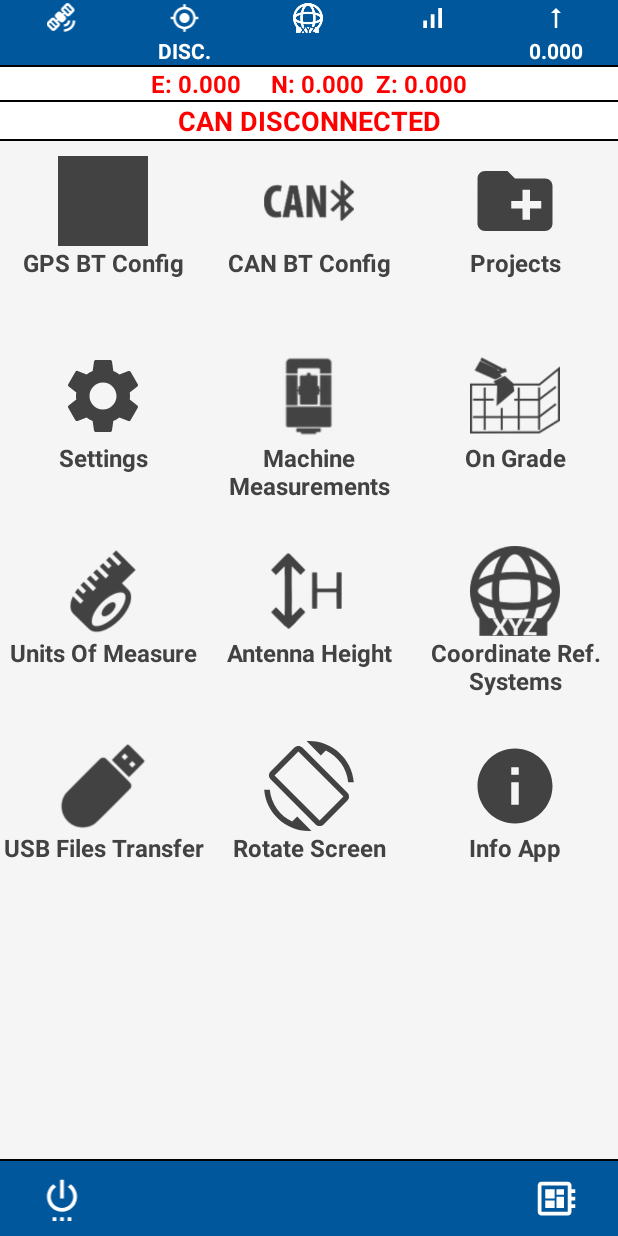
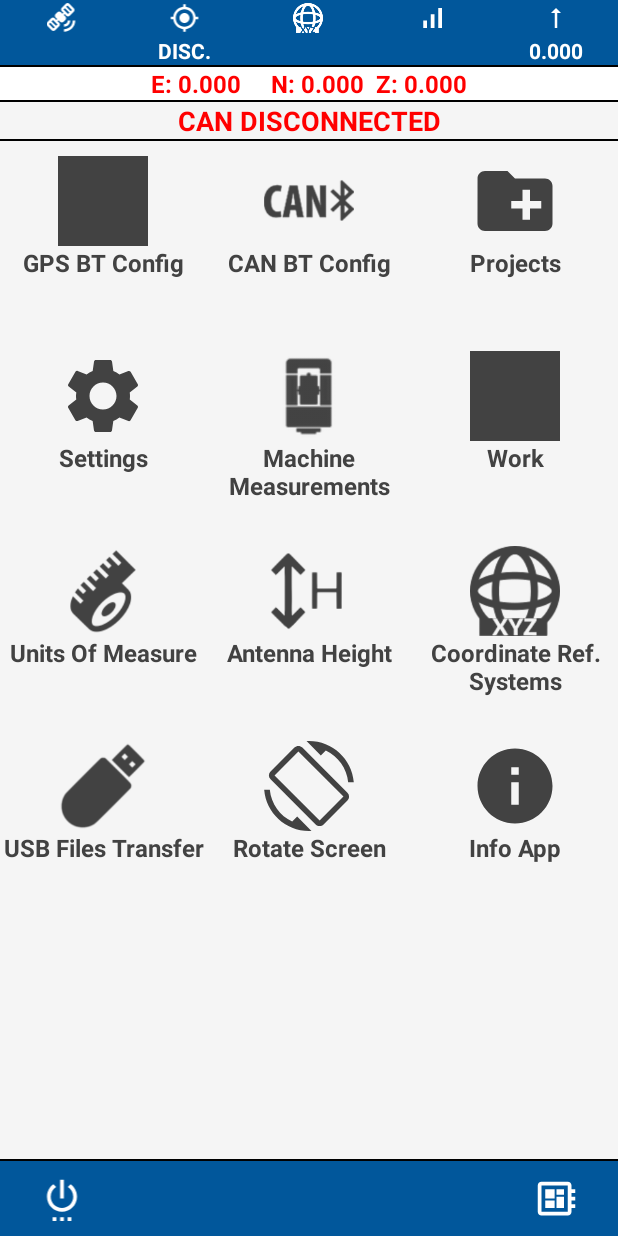
Before and after one commit to robertoricotti/Stx_Filed_Design, an Android app: the MainActivity screen opened directly, with no data from a screen before it, on a phone screen of 412 x 824 dp. Run offline under Robolectric (Android 15) with nearby library versions, the phone set to English and light mode, and no system bars; our stand-ins replace EventBus; libraries missing offline, so code that uses them is left out: com.cp.cputils, com.opencsv, com.van.jni; 2 statements that could not run were skipped.

Commit message:
before remove CRS

```diff
--- a/app/build.gradle
+++ b/app/build.gradle
@@ -50,7 +50,7 @@ android {
     dependencies {
         implementation files('libs/cputils.v1.0.1.aar')
         implementation project(path: ':can')
-        implementation project(path: ':cmd')
+        //implementation project(path: ':cmd')
 
         implementation 'androidx.appcompat:appcompat:1.6.1'
         implementation 'com.google.android.material:material:1.9.0'
--- a/app/src/main/AndroidManifest.xml
+++ b/app/src/main/AndroidManifest.xml
@@ -197,7 +197,7 @@
                 <action android:name="android.location.PROVIDERS_CHANGED" />
             </intent-filter>
         </receiver>
-        <receiver
+      <!--  <receiver
             android:name="activity_portrait.StartActivityOnBootReceiver"
             android:enabled="true"
             android:exported="true"
@@ -212,7 +212,7 @@
             <meta-data
                 android:name="android.app.lib_name"
                 android:value="" />
-        </receiver>
+        </receiver>-->
     </application>
 
 </manifest>
--- a/app/src/main/java/activity_portrait/BT_DevicesActivity.java
+++ b/app/src/main/java/activity_portrait/BT_DevicesActivity.java
@@ -215,10 +215,7 @@ public class BT_DevicesActivity extends AppCompatActivity {
         }
     }
 
-    @Override
-    public void onBackPressed() {
 
-    }
 
     @Override
     protected void onDestroy() {
--- a/app/src/main/java/activity_portrait/CAN_DebugActivity.java
+++ b/app/src/main/java/activity_portrait/CAN_DebugActivity.java
@@ -41,7 +41,7 @@ public class CAN_DebugActivity extends AppCompatActivity {
     @Override
     protected void onStart() {
         super.onStart();
-        EventBus.getDefault().register(this);
+        //EventBus.getDefault().register(this);
     }
 
     @Subscribe(threadMode = ThreadMode.MAIN_ORDERED)
@@ -65,7 +65,7 @@ public class CAN_DebugActivity extends AppCompatActivity {
     @Override
     protected void onStop() {
         super.onStop();
-        EventBus.getDefault().unregister(this);
+        //EventBus.getDefault().unregister(this);
     }
     @Override
     protected void onDestroy() {
--- a/app/src/main/java/activity_portrait/LaunchScreenActivity.java
+++ b/app/src/main/java/activity_portrait/LaunchScreenActivity.java
@@ -233,9 +233,7 @@ public class LaunchScreenActivity extends AppCompatActivity {
     }
 
 
-    @Override
-    public void onBackPressed() {
-    }
+
 
 
 }
--- a/app/src/main/java/activity_portrait/MchMeaureActivity.java
+++ b/app/src/main/java/activity_portrait/MchMeaureActivity.java
@@ -120,8 +120,5 @@ public class MchMeaureActivity extends AppCompatActivity {
 
     }
 
-    @Override
-    public void onBackPressed() {
 
-    }
 }
--- a/app/src/main/java/activity_portrait/MyApp.java
+++ b/app/src/main/java/activity_portrait/MyApp.java
@@ -29,6 +29,8 @@ import androidx.annotation.NonNull;
 import com.cp.cputils.ApolloPro;
 import com.example.stx_field_design.R;
 import com.van.jni.VanCmd;
+
+import org.greenrobot.eventbus.EventBus;
 
 import java.util.Locale;
 import java.util.concurrent.Executors;
@@ -76,20 +78,19 @@ public class MyApp extends Application implements Application.ActivityLifecycleC
 
     @Override
     public void onActivityCreated(Activity activity, Bundle savedInstanceState) {
-        if(activity!=null){
-            LanguageSetter.setLocale(activity,"en");
+        if (activity != null) {
+            LanguageSetter.setLocale(activity, "en");
         }
-        if(new MyRW_IntMem().MyRead("display",this)==null){
+        if (new MyRW_IntMem().MyRead("display", this) == null) {
             SCREEN_ORIENTATION = (ActivityInfo.SCREEN_ORIENTATION_PORTRAIT);
-        }
-        else if (new MyRW_IntMem().MyRead("display",this).equals("1")) {
+        } else if (new MyRW_IntMem().MyRead("display", this).equals("1")) {
 
             SCREEN_ORIENTATION = (ActivityInfo.SCREEN_ORIENTATION_LANDSCAPE);
         } else {
             try {
-                if(DataSaved.deviceType.equals("SRT8PROS")||DataSaved.deviceType.equals("SRT7PROS")){
+                if (DataSaved.deviceType.equals("SRT8PROS") || DataSaved.deviceType.equals("SRT7PROS")) {
                     SCREEN_ORIENTATION = (ActivityInfo.SCREEN_ORIENTATION_REVERSE_PORTRAIT);
-                }else {
+                } else {
                     SCREEN_ORIENTATION = (ActivityInfo.SCREEN_ORIENTATION_PORTRAIT);
                 }
             } catch (Exception e) {
@@ -145,11 +146,11 @@ public class MyApp extends Application implements Application.ActivityLifecycleC
                 m_CAN_Debug_Activity(activity);
                 break;
             case "activity_portrait.LaunchScreenActivity":
-                String b=Build.BRAND;
-                DataSaved.deviceType=b;
-                new MyRW_IntMem().MyWrite("_deviceType",b,activity);
+                String b = Build.BRAND;
+                DataSaved.deviceType = b;
+                new MyRW_IntMem().MyWrite("_deviceType", b, activity);
                 Log.d("VersioneAnd", b);
-                if(DataSaved.deviceType.equals("SRT8PROS")||DataSaved.deviceType.equals("SRT7PROS")){
+                if (DataSaved.deviceType.equals("SRT8PROS") || DataSaved.deviceType.equals("SRT7PROS")) {
                     VanCmd.exec("wm overscan 0,-210,0,-210", 10);
                 }
                 printDisplayDimensions(activity);//prendo i dati del display
@@ -166,8 +167,11 @@ public class MyApp extends Application implements Application.ActivityLifecycleC
             visibleActivity = activity;
             DataSaved.Actualactivity = String.valueOf(activity);
             setLocale(visibleActivity, "en");
+            try {
+                EventBus.getDefault().register(activity);
+            } catch (Exception e) {
 
-
+            }
         }
 
     }
@@ -183,6 +187,9 @@ public class MyApp extends Application implements Application.ActivityLifecycleC
 
     @Override
     public void onActivityStopped(@NonNull Activity activity) {
+        if (activity != null) {
+            EventBus.getDefault().unregister(activity);
+        }
 
 
     }
@@ -231,17 +238,18 @@ public class MyApp extends Application implements Application.ActivityLifecycleC
             new CloseAppDialog(activity).show();
         });
         btn5.setOnClickListener(view -> {
-            int i=0;
-            if(DataSaved.deviceType.equals("SRT8PROS")||DataSaved.deviceType.equals("SRT7PROS")){
-               i=3;
-            }else {
-                i=2;
+            int i = 0;
+            if (DataSaved.deviceType.equals("SRT8PROS") || DataSaved.deviceType.equals("SRT7PROS")) {
+                i = 3;
+            } else {
+                i = 2;
             }
             new ConnectDialog(activity, i).show();
         });
 
     }
-    public void m_UsbActivity(Activity activity){
+
+    public void m_UsbActivity(Activity activity) {
         activity.setContentView(R.layout.activity_usb_inout);
         whoLaunch = activity;
         m_updateUI(whoLaunch, true);
@@ -250,7 +258,7 @@ public class MyApp extends Application implements Application.ActivityLifecycleC
         btn3.setImageResource(R.drawable.btn_copy_from_usb);
         btn4.setImageResource(R.drawable.btn_copy_to_usb);
         btn5.setImageResource(R.drawable.btn_delete);
-        if(Build.VERSION.SDK_INT<=30){
+        if (Build.VERSION.SDK_INT <= 30) {
             btn3.setAlpha(0.3f);
             btn3.setEnabled(false);
             btn4.setAlpha(0.3f);
@@ -258,19 +266,19 @@ public class MyApp extends Application implements Application.ActivityLifecycleC
 
         }
         btn1.setOnClickListener(view -> {
-            ((UsbActivity)activity).exBtn1();
+            ((UsbActivity) activity).exBtn1();
         });
         btn2.setOnClickListener(view -> {
-            ((UsbActivity)activity).exBtn2();
+            ((UsbActivity) activity).exBtn2();
         });
         btn3.setOnClickListener(view -> {
-            ((UsbActivity)activity).exBtn3();
+            ((UsbActivity) activity).exBtn3();
         });
         btn4.setOnClickListener(view -> {
-            ((UsbActivity)activity).exBtn4();
+            ((UsbActivity) activity).exBtn4();
         });
         btn5.setOnClickListener(view -> {
-            ((UsbActivity)activity).exBtn5();
+            ((UsbActivity) activity).exBtn5();
         });
     }
 
@@ -346,7 +354,7 @@ public class MyApp extends Application implements Application.ActivityLifecycleC
         btn4.setVisibility(View.INVISIBLE);
         btn5.setVisibility(View.INVISIBLE);
         btn1.setOnClickListener(view -> {
-            ((AntennaMeasure)activity).goBack();
+            ((AntennaMeasure) activity).goBack();
         });
     }
 
@@ -407,11 +415,11 @@ public class MyApp extends Application implements Application.ActivityLifecycleC
             ((AB_WorkActivity) activity).metodoOpenList();
         });
         btn4.setOnClickListener(view -> {
-            int i=0;
-            if(DataSaved.deviceType.equals("SRT8PROS")||DataSaved.deviceType.equals("SRT7PROS")){
-                i=3;
-            }else {
-                i=2;
+            int i = 0;
+            if (DataSaved.deviceType.equals("SRT8PROS") || DataSaved.deviceType.equals("SRT7PROS")) {
+                i = 3;
+            } else {
+                i = 2;
             }
             new ConnectDialog(activity, i).show();
         });
@@ -454,7 +462,8 @@ public class MyApp extends Application implements Application.ActivityLifecycleC
             ((SettingsActivity) activity).metodoSave();
         });
     }
-    public void m_CAN_Debug_Activity(Activity activity){
+
+    public void m_CAN_Debug_Activity(Activity activity) {
         activity.setContentView(R.layout.activity_can_debug);
         whoLaunch = activity;
         m_updateUI(whoLaunch, true);
@@ -470,14 +479,14 @@ public class MyApp extends Application implements Application.ActivityLifecycleC
             activity.finish();
         });
         btn3.setOnClickListener(view -> {
-            ((CAN_DebugActivity)activity).clearList();
+            ((CAN_DebugActivity) activity).clearList();
 
         });
         btn5.setOnClickListener(view -> {
-            ((CAN_DebugActivity)activity).playpause();
-            if( ((CAN_DebugActivity)activity).play){
+            ((CAN_DebugActivity) activity).playpause();
+            if (((CAN_DebugActivity) activity).play) {
                 btn5.setImageResource(R.drawable.btn_pause);
-            }else {
+            } else {
                 btn5.setImageResource(R.drawable.btn_play);
             }
         });
@@ -538,14 +547,14 @@ public class MyApp extends Application implements Application.ActivityLifecycleC
                             @SuppressLint({"SetTextI18n", "DefaultLocale"})
                             @Override
                             public void run() {
-                                if(activity instanceof ABProject){
-                                    if(((ABProject) activity).progressBar.getVisibility()== View.VISIBLE){
+                                if (activity instanceof ABProject) {
+                                    if (((ABProject) activity).progressBar.getVisibility() == View.VISIBLE) {
                                         btn1.setEnabled(false);
                                         btn2.setEnabled(false);
                                         btn3.setEnabled(false);
                                         btn4.setEnabled(false);
                                         btn5.setEnabled(false);
-                                    }else {
+                                    } else {
                                         btn1.setEnabled(true);
                                         btn2.setEnabled(true);
                                         btn3.setEnabled(true);
@@ -570,17 +579,16 @@ public class MyApp extends Application implements Application.ActivityLifecycleC
                                 if (!Bluetooth_CAN_Service.canIsConnected) {
                                     txt_canstat.setTextColor(Color.RED);
                                     txt_canstat.setText("CAN DISCONNECTED");
-                                    txt_canstat.setBackgroundColor(getResources().getColor(R.color.white));
+                                    //txt_canstat.setBackgroundColor(getResources().getColor(R.color.white));
                                 } else {
-                                    if(!Bluetooth_CAN_Service.canEmpty){
-                                    txt_canstat.setTextColor(Color.BLACK);
-                                    txt_canstat.setText(String.valueOf("Pitch: " + String.format("%.2f", Can_Decoder.correctPitch).replace(",", ".") + "°       Roll: " + String.format("%.2f", Can_Decoder.correctRoll).replace(",", ".") + "°"));
-                                    txt_canstat.setBackgroundColor(getResources().getColor(R.color.white));
-                                    }
-                                    else {
+                                    if (!Bluetooth_CAN_Service.canEmpty) {
+                                        txt_canstat.setTextColor(Color.BLACK);
+                                        txt_canstat.setText(String.valueOf("Pitch: " + String.format("%.2f", Can_Decoder.correctPitch).replace(",", ".") + "°       Roll: " + String.format("%.2f", Can_Decoder.correctRoll).replace(",", ".") + "°"));
+                                        //txt_canstat.setBackgroundColor(getResources().getColor(R.color.white));
+                                    } else {
                                         txt_canstat.setTextColor(Color.BLACK);
                                         txt_canstat.setText("NO DATA");
-                                        txt_canstat.setBackgroundColor(getResources().getColor(R.color.white));
+                                        //txt_canstat.setBackgroundColor(getResources().getColor(R.color.white));
                                     }
                                 }
                                 if (!Bluetooth_GNSS_Service.gpsIsConnected) {
--- a/app/src/main/java/can/Can_Decoder.java
+++ b/app/src/main/java/can/Can_Decoder.java
@@ -102,7 +102,7 @@ public class Can_Decoder {
     public static void Physical_Can(int id, byte[] msg) {
 
             try {
-                String s=""+id+" DLC:"+msg.length+"  { "+Arrays.toString(msg)+" }";
+                String s="ID: 0x"+Integer.toHexString(id)+"  DLC:"+msg.length+"   { "+Arrays.toString(msg)+" }";
                 EventBus.getDefault().post(new CanEvents(s));
             } catch (Exception e) {
 
--- a/app/src/main/res/drawable/btn_stakeout.xml
+++ b/app/src/main/res/drawable/btn_stakeout.xml
@@ -1,6 +1,6 @@
 <?xml version="1.0" encoding="utf-8"?>
 <selector xmlns:android="http://schemas.android.com/apk/res/android">
     <item android:drawable="@color/transparent" android:state_pressed="true"/>
-    <item android:drawable="@drawable/baseline_navigation_24" />
+    <item android:drawable="@drawable/canale_gps" />
 
 </selector>
--- a/app/src/main/res/layout/activity_main.xml
+++ b/app/src/main/res/layout/activity_main.xml
@@ -127,7 +127,7 @@
                 android:layout_weight="1"
                 android:layout_width="60dp"
                 android:layout_height="60dp"
-                app:srcCompat="@drawable/create_surf_btn"
+                app:srcCompat="@drawable/btn_stakeout"
                 app:tint="@color/_____cancel_text" />
 
 
@@ -163,7 +163,7 @@
                 android:layout_weight="1"
                 android:layout_width="60dp"
                 android:layout_height="60dp"
-                android:text="On Grade"
+                android:text="Work"
                 android:textStyle="bold"
                 android:textSize="16sp"
                 android:textColor="@color/_____cancel_text"
--- a/app/src/main/res/layout/layout_custom_spinner.xml
+++ b/app/src/main/res/layout/layout_custom_spinner.xml
@@ -7,7 +7,7 @@
     android:textSize="20sp"
     android:gravity="left"
     android:textStyle="normal"
-    android:textColor="@color/bg_stonex_blue"
+    android:textColor="@color/_____cancel_text"
     android:padding="5dip"
     android:background="@drawable/custom_background_light"
     />
--- a/app/src/main/res/layout/shared_layout_top.xml
+++ b/app/src/main/res/layout/shared_layout_top.xml
@@ -131,7 +131,7 @@
         android:layout_width="match_parent"
         android:layout_height="wrap_content"
         android:layout_weight="0"
-        android:background="@color/white"
+        android:background="@color/bg_white"
         android:gravity="center"
         android:maxLines="1"
         android:text="E:0000.000\t\tN:0000.000\t\tZ:0000.000"
@@ -149,7 +149,7 @@
         android:layout_width="match_parent"
         android:layout_height="wrap_content"
         android:layout_weight="0"
-        android:background="@color/white"
+        android:background="@color/bg_alibuybutton_states"
         android:gravity="center"
         android:maxLines="1"
         android:text="CAN DISCONNECTED"
```
Also changed, not shown: app/src/main/java/activity_portrait/MainActivity.java (+4 -3 lines), app/src/main/res/layout/activity_settings.xml (+5 -2 lines), app/src/main/res/drawable/imposta_coordinate_24.png (deleted).
